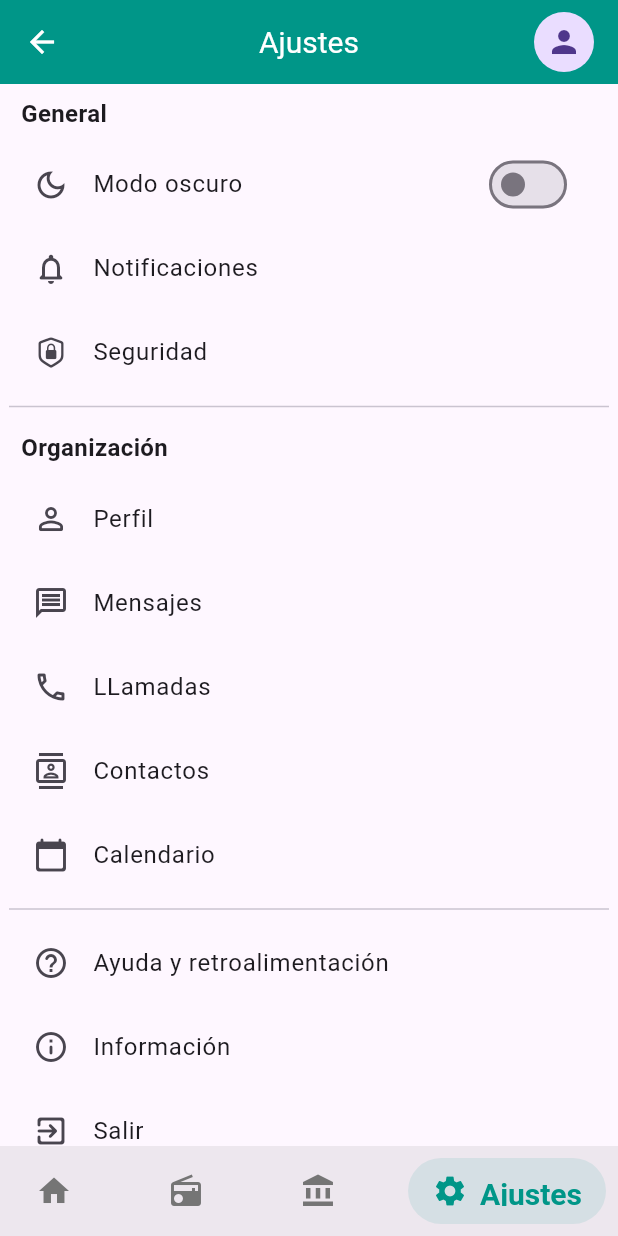
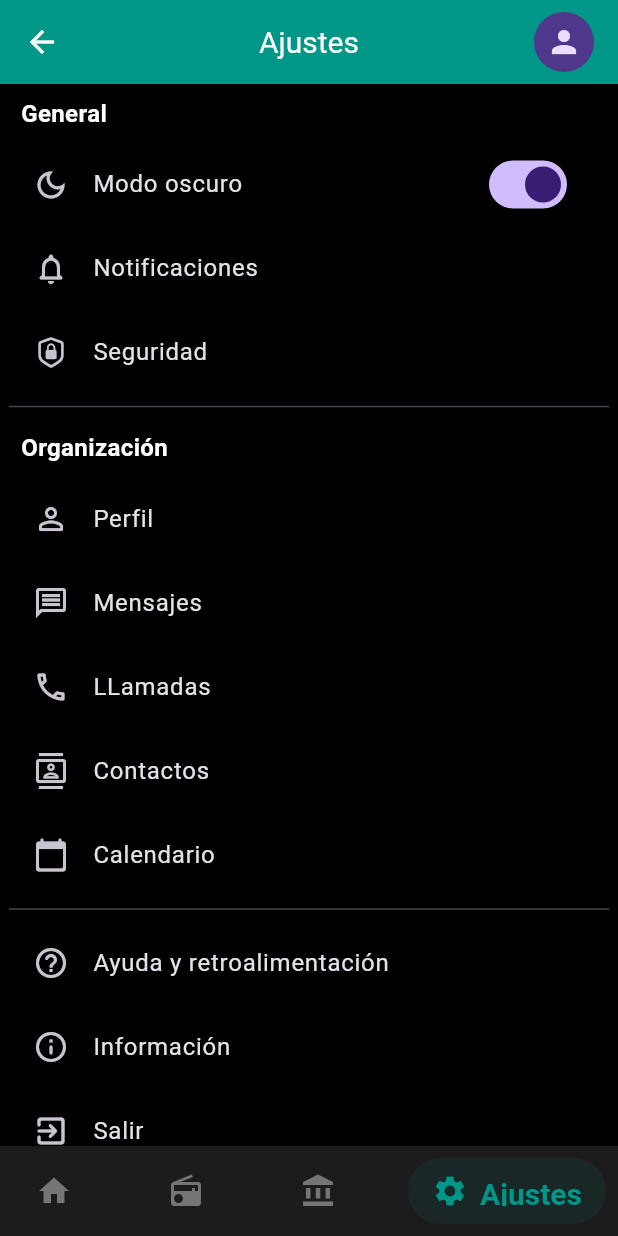
Before and after one commit to herbert-ovalle/app-el-bienestar, a Flutter app: the screen it shows after launch, item 4 of the bottom bar chosen, after a tap on "Modo oscuro", on a phone screen of 412 x 824 dp. Run offline on Flutter 3.47's test engine with Material 3 defaults, Android fonts, the phone set to English and light mode, and no system bars; drawn by our look-alikes of salomon_bottom_bar; our stand-ins replace flutter_secure_storage, flutter_svg, html_unescape, mask_text_input_formatter, shared_preferences; missing offline and left inert: async_button_builder, xml2json; network calls fail.

Commit message:
cambio de tema y otras lib

```diff
--- /dev/null
+++ b/lib/class/preferences.theme.dart
@@ -0,0 +1,40 @@
+import 'package:shared_preferences/shared_preferences.dart';
+
+class Preferences {
+  static late SharedPreferences _prefs ;
+
+  static String _name = '';
+  static bool _isDarkmode = false;
+  static int _gender = 1;
+
+  static Future init() async {
+    _prefs = await SharedPreferences.getInstance();
+  }
+
+  static String get name {
+    return _prefs.getString('name') ?? _name;
+  }
+
+  static set name(String name) {
+    _name = name;
+    _prefs.setString('name', name);
+  }
+
+  static bool get isDarkmode {
+    return _prefs.getBool('isDarkmode') ?? _isDarkmode;
+  }
+
+  static set isDarkmode(bool value) {
+    _isDarkmode = value;
+    _prefs.setBool('isDarkmode', value);
+  }
+
+  static int get gender {
+    return _prefs.getInt('gender') ?? _gender;
+  }
+
+  static set gender(int value) {
+    _gender = value;
+    _prefs.setInt('gender', value);
+  }
+}
--- a/lib/main.dart
+++ b/lib/main.dart
@@ -1,37 +1,33 @@
+import 'package:app_bienestar/class/preferences.theme.dart';
 import 'package:app_bienestar/providers/registro_user.dart';
+import 'package:app_bienestar/themes/tema_app.dart';
 import 'package:flutter/material.dart';
 import 'package:provider/provider.dart';
 import 'screen/screen.dart';
 
-void main() {
-  runApp(MyApp());
+void main() async {
+  WidgetsFlutterBinding.ensureInitialized();
+  await Preferences.init();
+
+  runApp(MultiProvider(providers: [
+    ChangeNotifierProvider(
+        create: (_) => ThemeProvider(isDarkmode: Preferences.isDarkmode))
+  ], child: MyApp()));
 }
 
 class MyApp extends StatelessWidget {
-
   const MyApp({super.key});
 
   @override
   Widget build(BuildContext context) {
     return MultiProvider(
       providers: [
-         ChangeNotifierProvider(create: (BuildContext context) => DatosUsuarioProvider()),
+        ChangeNotifierProvider(
+            create: (BuildContext context) => DatosUsuarioProvider()),
       ],
       child: MaterialApp(
         title: 'Aplicación del Bienestar',
-        theme: ThemeData(
-          primarySwatch: Colors.red,
-          appBarTheme: AppBarTheme(
-            backgroundColor: const Color.fromARGB(255, 1, 2, 58),
-            foregroundColor: Colors.white,
-            centerTitle: true,
-            titleTextStyle: TextStyle(
-              color: Colors.white,
-              fontSize: 25,
-            ),
-            iconTheme: IconThemeData(color: Colors.white),
-          ),
-        ),
+        theme: Provider.of<ThemeProvider>(context).currentTheme,
         debugShowCheckedModeBanner: false,
         home: const HomeScreen(),
         initialRoute: "/home",
--- /dev/null
+++ b/lib/models/generales.model.dart
@@ -0,0 +1,19 @@
+import 'dart:convert';
+
+class TasaCambioM {
+  final String fecha;
+  final String tasaCambio;
+
+  TasaCambioM({
+    required this.fecha,
+    required this.tasaCambio,
+  });
+
+  factory TasaCambioM.fromRawJson(String str) =>
+      TasaCambioM.fromJson(json.decode(str));
+
+  factory TasaCambioM.fromJson(Map<String, dynamic> json) => TasaCambioM(
+        fecha: json["fecha"],
+        tasaCambio: json["tasaCambio"],
+      );
+}
--- /dev/null
+++ b/lib/providers/tasa_cambio.dart
@@ -0,0 +1,12 @@
+import 'package:flutter/material.dart';
+
+class DatosUsuarioProvider extends ChangeNotifier {
+
+  final String _tasaCambio;
+
+  DatosUsuarioProvider({String tasa = "0.00"})
+      : _tasaCambio = tasa;
+
+  String get datosUsuario => _tasaCambio;
+
+}
--- a/lib/screen/config.screen.dart
+++ b/lib/screen/config.screen.dart
@@ -1,37 +1,47 @@
-
+import 'package:app_bienestar/class/preferences.theme.dart';
+import 'package:app_bienestar/themes/tema_app.dart';
 import 'package:flutter/cupertino.dart';
 import 'package:flutter/material.dart';
+import 'package:provider/provider.dart';
 
-class ConfigScreen extends StatelessWidget {
-
+class ConfigScreen extends StatefulWidget {
   const ConfigScreen({super.key});
 
   @override
+  State<ConfigScreen> createState() => _ConfigScreenState();
+}
+
+class _ConfigScreenState extends State<ConfigScreen> {
+  @override
   Widget build(BuildContext context) {
-     bool _isDark = false;
+
     return Scaffold(
         body: Center(
       child: Container(
         constraints: const BoxConstraints(maxWidth: 400),
-          child: ListView(
-            children: [
-              _SingleSection(
-                  title: "General",
-                  children: [
+        child: ListView(children: [
+          _SingleSection(title: "General", children: [
             _CustomListTile(
                 title: "Modo oscuro",
+                onTap: () {
+                  Provider.of<ThemeProvider>(context, listen: false)
+                      .toggleTheme();
+                  setState(() {
+
+                  });
+                },
                 icon: Icons.dark_mode_outlined,
                 trailing: Switch(
-                            value: _isDark,
+                    value: Preferences.isDarkmode,
                     onChanged: (value) {
-                                _isDark = value;
+
                     })),
             const _CustomListTile(
                 title: "Notificaciones",
                 icon: Icons.notifications_none_rounded),
             const _CustomListTile(
-                        title: "Seguridad",
-                        icon: CupertinoIcons.lock_shield)]),
+                title: "Seguridad", icon: CupertinoIcons.lock_shield)
+          ]),
           const Divider(),
           const _SingleSection(
             title: "Organización",
@@ -40,7 +50,8 @@ class ConfigScreen extends StatelessWidget {
                   title: "Perfil", icon: Icons.person_outline_rounded),
               _CustomListTile(title: "Mensajes", icon: Icons.message_outlined),
               _CustomListTile(title: "LLamadas", icon: Icons.phone_outlined),
-                  _CustomListTile(title: "Contactos", icon: Icons.contacts_outlined),
+              _CustomListTile(
+                  title: "Contactos", icon: Icons.contacts_outlined),
               _CustomListTile(
                   title: "Calendario", icon: Icons.calendar_today_rounded)
             ],
@@ -49,14 +60,14 @@ class ConfigScreen extends StatelessWidget {
           const _SingleSection(
             children: [
               _CustomListTile(
-                      title: "Ayuda y retroalimentación", icon: Icons.help_outline_rounded),
-                  _CustomListTile(title: "Información", icon: Icons.info_outline_rounded),
+                  title: "Ayuda y retroalimentación",
+                  icon: Icons.help_outline_rounded),
               _CustomListTile(
-                      title: "Salir", icon: Icons.exit_to_app_rounded),
+                  title: "Información", icon: Icons.info_outline_rounded),
+              _CustomListTile(title: "Salir", icon: Icons.exit_to_app_rounded),
             ],
           ),
-            ]
-        ),
+        ]),
       ),
     ));
   }
@@ -66,8 +77,9 @@ class _CustomListTile extends StatelessWidget {
   final String title;
   final IconData icon;
   final Widget? trailing;
+  final Function()? onTap;
   const _CustomListTile(
-      { required this.title, required this.icon, this.trailing});
+      {required this.title, required this.icon, this.trailing, this.onTap});
 
   @override
   Widget build(BuildContext context) {
@@ -75,7 +87,7 @@ class _CustomListTile extends StatelessWidget {
       title: Text(title),
       leading: Icon(icon),
       trailing: trailing,
-      onTap: () {},
+      onTap: onTap,
     );
   }
 }
--- a/lib/screen/home.screen.dart
+++ b/lib/screen/home.screen.dart
@@ -1,3 +1,4 @@
+import 'package:app_bienestar/class/preferences.theme.dart';
 import 'package:app_bienestar/component/formulario.component.dart';
 import 'package:app_bienestar/component/radio.component.dart';
 import 'package:app_bienestar/screen/config.screen.dart';
@@ -14,11 +15,39 @@ class HomeScreen extends StatefulWidget {
 
 class _HomeScreenState extends State<HomeScreen> {
   int _selectedIndex = 0;
-  final List<SalomonBottomBarItem> navBarItems = [
+
+  late List<SalomonBottomBarItem> navBarItems;
+
+  @override
+  void initState() {
+    super.initState();
+    _updateNavBarItems(); // Llamar función para inicializar
+  }
+
+  @override
+  void didChangeDependencies() {
+    super.didChangeDependencies();
+    setState(() {
+      _updateNavBarItems();
+    });
+  }
+
+  @override
+  void didUpdateWidget(covariant HomeScreen oldWidget) {
+    setState(() {
+      _updateNavBarItems();
+    });
+    super.didUpdateWidget(oldWidget);
+  }
+
+  void _updateNavBarItems() {
+    navBarItems = [
       SalomonBottomBarItem(
         icon: const Icon(Icons.home),
         title: const Text("Inicio", style: TextStyle(fontSize: 20)),
-      selectedColor: const Color.fromARGB(255, 2, 1, 99),
+        selectedColor: Preferences.isDarkmode
+            ? Colors.white
+            : const Color.fromARGB(255, 2, 1, 99),
       ),
       SalomonBottomBarItem(
         icon: const Icon(Icons.radio),
@@ -36,13 +65,16 @@ class _HomeScreenState extends State<HomeScreen> {
         selectedColor: Colors.teal,
       ),
     ];
+  }
 
   @override
   Widget build(BuildContext context) {
     return Scaffold(
       appBar: AppBar(
         title: navBarItems[_selectedIndex].title,
-        backgroundColor: navBarItems[_selectedIndex].selectedColor,
+        backgroundColor: Preferences.isDarkmode
+            ? null
+            : navBarItems[_selectedIndex].selectedColor,
         actions: [
           Padding(
             padding: EdgeInsets.only(right: 16.0),
@@ -57,8 +89,9 @@ class _HomeScreenState extends State<HomeScreen> {
           selectedItemColor: const Color(0xff6200ee),
           unselectedItemColor: const Color(0xff757575),
           onTap: (index) {
+            _selectedIndex = index;
             setState(() {
-              _selectedIndex = index;
+              _updateNavBarItems();
             });
           },
           items: navBarItems),
@@ -85,7 +118,7 @@ class _HomeScreenState extends State<HomeScreen> {
   }
 }
 
-enum Menu { itemOne, itemTwo, itemThree,itemFour }
+enum Menu { itemOne, itemTwo, itemThree, itemFour }
 
 class _ProfileIcon extends StatelessWidget {
   const _ProfileIcon();
@@ -109,7 +142,8 @@ class _ProfileIcon extends StatelessWidget {
               ),
               PopupMenuItem<Menu>(
                 value: Menu.itemTwo,
-                child: MenuLista(icono: Icons.person_add, texto: 'Registro de Datos'),
+                child: MenuLista(
+                    icono: Icons.person_add, texto: 'Registro de Datos'),
                 onTap: () {
                   Navigator.push(
                       context,
@@ -121,12 +155,9 @@ class _ProfileIcon extends StatelessWidget {
                 value: Menu.itemThree,
                 child: MenuLista(icono: Icons.settings, texto: 'Configuración'),
                 onTap: () {
-                    Navigator.push(
-                      context,
-                      MaterialPageRoute(
-                          builder: (context) => ConfigScreen()));
+                  Navigator.push(context,
+                      MaterialPageRoute(builder: (context) => ConfigScreen()));
                 },
-
               ),
               const PopupMenuItem<Menu>(
                 value: Menu.itemFour,
@@ -140,7 +171,9 @@ class MenuLista extends StatelessWidget {
   final IconData icono;
   final String texto;
   const MenuLista({
-    super.key, required this.icono, required this.texto,
+    super.key,
+    required this.icono,
+    required this.texto,
   });
 
   @override
--- a/lib/screen/homebien.screen.dart
+++ b/lib/screen/homebien.screen.dart
@@ -1,3 +1,4 @@
+import 'package:app_bienestar/class/preferences.theme.dart';
 import 'package:app_bienestar/component/z_component.dart';
 import 'package:app_bienestar/screen/login.screen.dart';
 import 'package:app_bienestar/services/qExterno.service.dart';
@@ -87,44 +88,7 @@ class HomeBienestar extends StatelessWidget {
                     ),
                     child: Row(
                       mainAxisAlignment: MainAxisAlignment.spaceBetween,
-                      children: [
-                        Row(
-                          mainAxisAlignment: MainAxisAlignment.center,
-                          children: [
-                            Icon(
-                              Icons.monetization_on_outlined,
-                              color:
-                                  Colors.green.shade700, // Ícono representativo
-                              size: 30,
-                            ),
-                            const SizedBox(width: 8),
-                            Column(
-                              crossAxisAlignment: CrossAxisAlignment.start,
-                              children: [
-                                Text(
-                                  "Tasa de Cambio:",
-                                  style: TextStyle(
-                                    fontSize: 16,
-                                    fontWeight: FontWeight.bold,
-                                    color: Colors.green
-                                        .shade700, // Texto principal llamativo
-                                  ),
-                                ),
-                                Text(
-                                  "7.60",
-                                  style: TextStyle(
-                                    fontSize: 20,
-                                    fontWeight: FontWeight.bold,
-                                    color: Colors
-                                        .green.shade900, // Valor destacado
-                                  ),
-                                ),
-                              ],
-                            ),
-                          ],
-                        ),
-                        _CurrentDateTimeWidget()
-                      ],
+                      children: [TasaCambioP(), _CurrentDateTimeWidget()],
                     ),
                   ),
                 ),
@@ -153,8 +117,7 @@ class HomeBienestar extends StatelessWidget {
                       _OpcionDos(
                           assetsvg: "assets/locationAge.svg",
                           titulo: "Agencias",
-                          onTap: (value) async {
-                            await PeticionesExternas().postTasaCambio();
+                          onTap: (value) {
                           }),
                       _OpcionDos(
                           assetsvg: "assets/loginsvg.svg",
@@ -174,6 +137,64 @@ class HomeBienestar extends StatelessWidget {
         ),
       ],
     );
+  }
+}
+
+class TasaCambioP extends StatelessWidget {
+  const TasaCambioP({
+    super.key,
+  });
+
+  @override
+  Widget build(BuildContext context) {
+    return FutureBuilder(
+        future: PeticionesExternas().postTasaCambio(),
+        builder: (BuildContext context, AsyncSnapshot<String> snapshot) {
+          if (snapshot.hasData) {
+             return Row
+             (
+              mainAxisAlignment: MainAxisAlignment.center,
+              children: [
+                Icon(
+                  Icons.monetization_on_outlined,
+                  color: Colors.green.shade700, // Ícono representativo
+                  size: 30,
+                ),
+                const SizedBox(width: 8),
+                Column(
+                  crossAxisAlignment: CrossAxisAlignment.start,
+                  children: [
+                    Text(
+                      "Tasa de Cambio:",
+                      style: TextStyle(
+                        fontSize: 16,
+                        fontWeight: FontWeight.bold,
+                        color:
+                            Colors.green.shade700, // Texto principal llamativo
+                      ),
+                    ),
+                    Text(
+                      snapshot.data ?? "0",
+                      style: TextStyle(
+                        fontSize: 20,
+                        fontWeight: FontWeight.bold,
+                        color: Colors.green.shade900, // Valor destacado
+                      ),
+                    ),
+                  ],
+                ),
+              ],
+            );
+          } else if (snapshot.hasError) {
+            return Center(child: Text("N/D"));
+          }
+          else{
+           return Center(child: Column( children : <Widget>[
+              SizedBox(width: 20, height: 20, child: CircularProgressIndicator()),
+              Padding(padding: EdgeInsets.only(top: 14), child: Text('Actualizando tasa cambio...')),
+            ]));
+          }
+      });
   }
 }
 
@@ -335,13 +356,12 @@ class _MisProductosBieState extends State<_MisProductosBie> {
 }
 
 class _OpcionDos extends StatelessWidget {
-  final IconData? icono;
   final String titulo;
   final String? assetsvg;
   final Function(TapDownDetails valor) onTap;
 
   const _OpcionDos(
-      {this.icono, required this.titulo, this.assetsvg, required this.onTap});
+      { required this.titulo, this.assetsvg, required this.onTap});
 
   @override
   Widget build(BuildContext context) {
@@ -362,12 +382,7 @@ class _OpcionDos extends StatelessWidget {
             children: [
               if (assetsvg != null)
                 SvgPicture.asset(assetsvg ?? "", height: 48, width: 48),
-              if (icono != null)
-                Icon(
-                  icono,
-                  size: 48,
-                  color: Colors.blue.shade700, // Ícono blanco
-                ),
+
               Text(
                 titulo,
                 textAlign: TextAlign.center,
@@ -423,12 +438,12 @@ class _IconosProducto extends StatelessWidget {
             mainAxisAlignment: MainAxisAlignment.center,
             children: [
               CircleAvatar(
-                backgroundColor: Colors.white,
+                backgroundColor: Preferences.isDarkmode ? Colors.black : Colors.white,
                 maxRadius: 40,
                 child: Icon(
                   icono,
                   size: 72,
-                  color: Colors.blue.shade700,
+                  color: Preferences.isDarkmode ? Colors.white : Colors.blue.shade700,
                 ),
               ),
               const SizedBox(height: 5),
@@ -494,12 +509,12 @@ class _CurrentDateTimeWidgetState extends State<_CurrentDateTimeWidget> {
               ),
               Text(
                 snapshot.data!,
-                style: TextStyle(fontSize: 17, fontWeight: FontWeight.bold),
+                style: TextStyle(fontSize: 17, fontWeight: FontWeight.bold, color: Colors.black),
               ),
             ],
           );
         } else {
-          return Text("Loading...", style: TextStyle(fontSize: 18));
+          return Text("Actualizando...", style: TextStyle(fontSize: 18));
         }
       },
     );
--- a/lib/services/qExterno.service.dart
+++ b/lib/services/qExterno.service.dart
@@ -1,10 +1,31 @@
 import 'dart:convert';
 
 import 'package:app_bienestar/class/enviroment.dart';
+import 'package:app_bienestar/models/generales.model.dart';
+import 'package:app_bienestar/services/servilocal.services.dart';
+import 'package:html_unescape/html_unescape.dart';
 import 'package:http/http.dart' as http;
+import 'package:xml/xml.dart';
+import 'package:xml2json/xml2json.dart';
 
 class PeticionesExternas extends EnvitomentsQuery {
-  Future<void> postTasaCambio() async {
+  final serviLocal = SaveLocal();
+  Future<String> postTasaCambio() async {
+    String tasaCam = await serviLocal.get("tasaC");
+    if (tasaCam.isNotEmpty) {
+      final gTasa = TasaCambioM.fromRawJson(tasaCam);
+
+      if (compararFechas(DateTime.parse(gTasa.fecha),DateTime.now())) {
+        return actualizarTasaCam();
+      } else {
+        return gTasa.tasaCambio;
+      }
+    } else {
+      return actualizarTasaCam();
+    }
+  }
+
+  Future<String> actualizarTasaCam() async {
     var client = http.Client();
     final headers = {
       'Content-Type': 'application/soap+xml; charset=utf-8',
@@ -19,19 +40,66 @@ class PeticionesExternas extends EnvitomentsQuery {
         </soap12:Body>
       </soap12:Envelope>
       ''';
+
     try {
       var response = await client.post(
           Uri.https(rutaTasaCambioB, rutaTasaCambioR),
           headers: headers,
           body: utf8.encode(body));
 
-        if (response.statusCode == 200) {
-          print('Respuesta: ${response.body}');
-        } else {
-          print('Error ${response.statusCode}: ${response.body}');
+      if (response.statusCode == 200) {
+        try {
+          final xml2json = Xml2Json();
+          xml2json.parse(response.body);
+          Map<String, dynamic> jsonData = jsonDecode(xml2json.toOpenRally());
+          final resJson = jsonData['Envelope']['Body']
+              ['TipoCambioDiaStringResponse']['TipoCambioDiaStringResult'];
+
+          String decodedXml = HtmlUnescape().convert(resJson);
+
+          decodedXml = decodedXml.replaceAll(r"\r\\n", "").trim();
+
+          final document = XmlDocument.parse(decodedXml);
+
+          final referenciaElement =
+              document.findAllElements('referencia').first;
+          // ignore: deprecated_member_use
+          String referencia = referenciaElement.text;
+          double numero = double.parse(referencia);
+          Map<String, dynamic> resTasa = {
+            "fecha": DateTime.now().toString(),
+            "tasaCambio": numero.toStringAsFixed(2).toString()
+          };
+
+          await serviLocal.save("tasaC", jsonEncode(resTasa));
+
+          return numero.toStringAsFixed(2);
+        } catch (e) {
+          return "0.00";
         }
+      } else {
+        return "0.00";
+      }
     } finally {
       client.close();
     }
   }
+
+  int validarTiempoTranscurrido(String fechaGuardada) {
+    DateTime fechaEvento =
+        DateTime.parse(fechaGuardada); // Convertir String a DateTime
+    Duration diferencia =
+        DateTime.now().difference(fechaEvento); // Calcular diferencia
+
+    return diferencia.inDays;
+  }
+
+  bool compararFechas(DateTime fecha1, DateTime fecha2) {
+
+    DateTime soloFecha1 = DateTime(fecha1.year, fecha1.month, fecha1.day);
+    DateTime soloFecha2 = DateTime(fecha2.year, fecha2.month, fecha2.day);
+
+    return soloFecha1.isBefore(soloFecha2);
+  }
+
 }
--- a/lib/services/servilocal.services.dart
+++ b/lib/services/servilocal.services.dart
@@ -1,24 +1,26 @@
 import 'package:flutter_secure_storage/flutter_secure_storage.dart';
 
 class SaveLocal {
-
   final storage = FlutterSecureStorage();
 
   Future<void> save(String key, String value) async {
     await storage.write(key: key, value: value);
   }
 
-  Future<String?> get(String key) async {
-    return await storage.read(key: key);
+  Future<String> get(String key) async {
+    String value = await storage.read(key: key) ?? "";
+    return value;
   }
 
   Future<Map<String, String>> readAll(String key) async {
     return await storage.readAll();
   }
-    Future<void> deleteAll(String key) async {
+
+  Future<void> deleteAll() async {
     return await storage.deleteAll();
   }
-    Future<void> delete(String key) async {
+
+  Future<void> delete(String key) async {
     return await storage.delete(key: key);
   }
 }
--- a/lib/themes/tema_app.dart
+++ b/lib/themes/tema_app.dart
@@ -1,22 +1,23 @@
+import 'package:app_bienestar/class/preferences.theme.dart';
 import 'package:flutter/material.dart';
 
 class AppTheme {
-  static InputDecoration inputDecoration({
-    Widget? suffixIcon,
+  static InputDecoration inputDecoration(
+      {Widget? suffixIcon,
       required String label,
       required String hint,
-    required bool requerido
-  }) {
+      required bool requerido}) {
     return InputDecoration(
       label: RichText(
         text: TextSpan(
           text: label,
-        style: TextStyle(color: Colors.black, fontSize: 18),
+          style: TextStyle(color: Preferences.isDarkmode ? null : Colors.black, fontSize: 18,),
           children: [
             if (requerido)
               TextSpan(
                 text: ' *',
-              style: TextStyle(color: Colors.red, fontWeight: FontWeight.bold),
+                style:
+                    TextStyle(color: Colors.red, fontWeight: FontWeight.bold),
               ),
           ],
         ),
@@ -27,7 +28,7 @@ class AppTheme {
           TextStyle(color: Colors.blue.shade700, fontWeight: FontWeight.bold),
       hintStyle: TextStyle(color: Colors.grey.shade500),
       filled: true,
-      fillColor: Colors.white,
+      fillColor:  Preferences.isDarkmode ? Colors.grey.shade500 : Colors.white,
       border: OutlineInputBorder(
         borderRadius: BorderRadius.circular(8),
         borderSide: BorderSide(color: Colors.blue.shade300, width: 1),
@@ -55,7 +56,48 @@ class AppTheme {
   static TextStyle textStyleInput({
     double? fontSize,
   }) {
-
     return TextStyle(fontSize: fontSize ?? 18);
   }
 }
+
+class ThemeProvider extends ChangeNotifier {
+  ThemeData currentTheme;
+
+  ThemeProvider({required bool isDarkmode})
+      : currentTheme = isDarkmode ? setDarkmode() : setLightMode();
+
+  static ThemeData setLightMode() {
+    return ThemeData(
+      appBarTheme: const AppBarTheme(
+        backgroundColor: Color.fromARGB(255, 1, 2, 58),
+        foregroundColor: Colors.white,
+        centerTitle: true,
+        titleTextStyle: TextStyle(color: Colors.white, fontSize: 25),
+        iconTheme: IconThemeData(color: Colors.white),
+      ),
+      scaffoldBackgroundColor: Colors.white,
+      textTheme: const TextTheme(bodyMedium: TextStyle(color: Colors.black)),
+    );
+  }
+
+  static ThemeData setDarkmode() {
+    return ThemeData.dark().copyWith(
+      appBarTheme: const AppBarTheme(
+        backgroundColor: Colors.black,
+        foregroundColor: Colors.white,
+        centerTitle: true,
+        titleTextStyle: TextStyle(color: Colors.white, fontSize: 25),
+        iconTheme: IconThemeData(color: Colors.white),
+      ),
+      scaffoldBackgroundColor: Colors.black,
+      textTheme: const TextTheme(bodyMedium: TextStyle(color: Colors.white)),
+    );
+  }
+
+  void toggleTheme() {
+    currentTheme =
+        (currentTheme == setDarkmode()) ? setLightMode() : setDarkmode();
+    Preferences.isDarkmode = currentTheme == setDarkmode();
+    notifyListeners(); // Ahora sí se ejecuta correctamente
+  }
+}
--- a/pubspec.yaml
+++ b/pubspec.yaml
@@ -46,6 +46,9 @@ dependencies:
   google_maps_flutter: ^2.10.0
   http: ^1.3.0
   xml: ^6.5.0
+  xml2json: ^6.2.6
+  html_unescape: ^2.0.0
+  shared_preferences: ^2.5.2
 
 dev_dependencies:
   flutter_test:
```
Also changed, not shown: pubspec.lock, 2 other files. Lines whose indentation alone changed are shown as unchanged.
